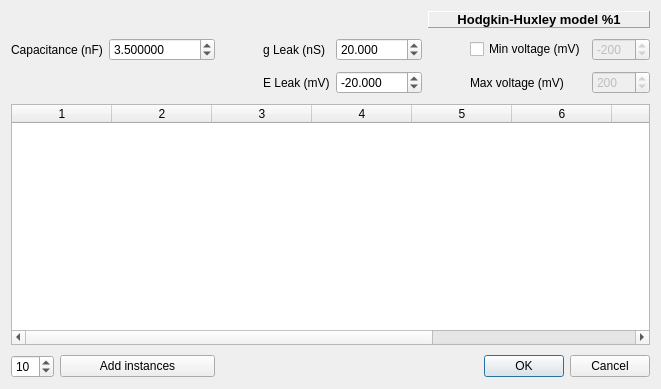
CompEphys-team/stdpc, file src/gui/HHModelDlg.ui: the form before one commit.
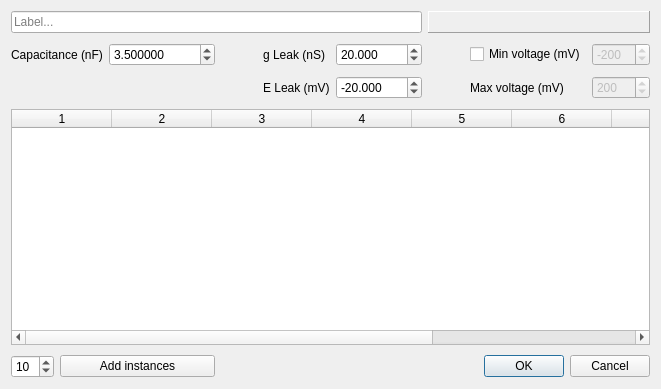
The form after the commit.

Commit message: Added DAQ/Model labels to parameter dialog

What changed in the file:
```diff
--- a/src/gui/HHModelDlg.ui
+++ b/src/gui/HHModelDlg.ui
@@ -75,7 +75,7 @@
       <number>0</number>
      </property>
      <property name="text">
-      <string>Hodgkin-Huxley model %1</string>
+      <string/>
      </property>
      <property name="alignment">
       <set>Qt::AlignCenter</set>
@@ -266,6 +266,13 @@
      </property>
     </spacer>
    </item>
+   <item row="0" column="0" colspan="6">
+    <widget class="QLineEdit" name="leLabel">
+     <property name="placeholderText">
+      <string>Label...</string>
+     </property>
+    </widget>
+   </item>
   </layout>
  </widget>
  <resources/>
```
The commit also changes 14 other files.
